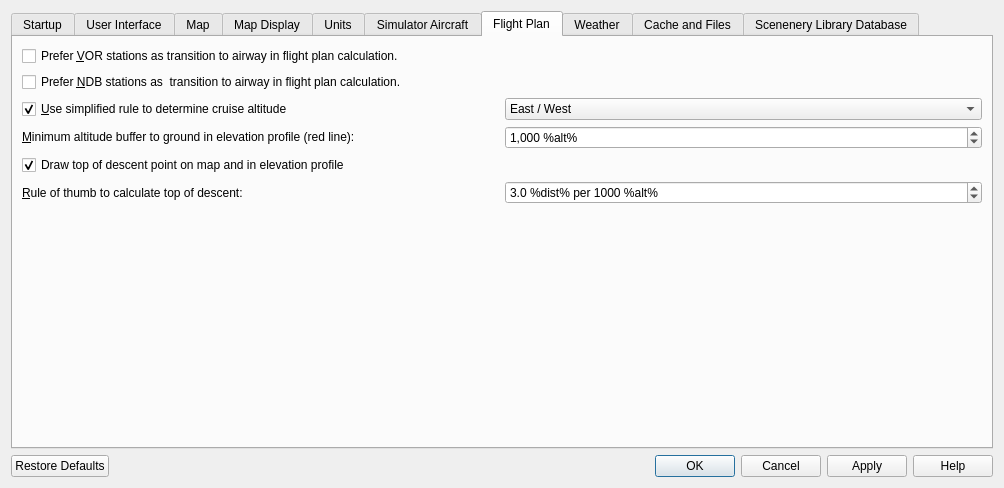
Before: the Qt Designer form src/options/options.ui in albar965/littlenavmap, drawn with Qt 5.
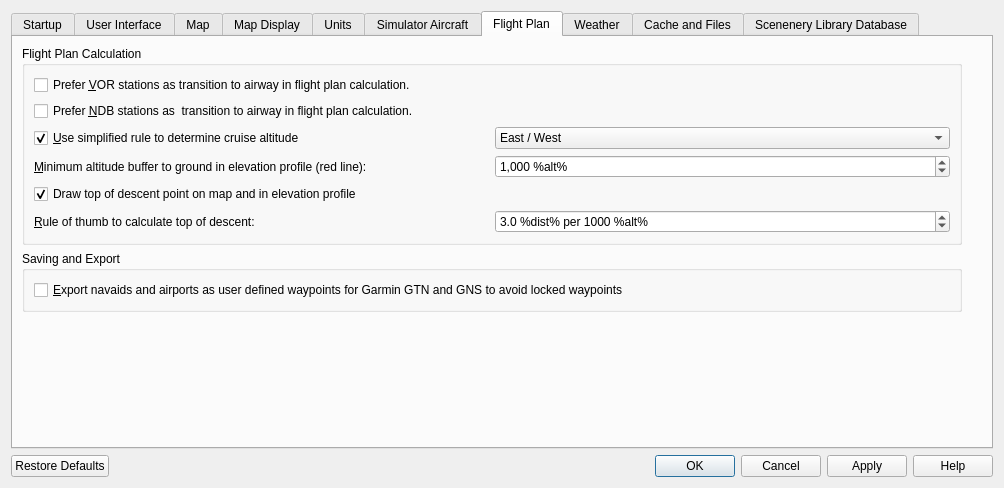
After: the same form once the commit is applied. The open tabs and pages were chosen to show the change.

Commit message: Added option to save Garmin flight plans with defined waypoints only to avoid locked waypoints on AIRAC cycle mismatch. Changed route description text field to monospaced font and changed wrapping for word to any.

Patch:
```diff
--- a/src/options/options.ui
+++ b/src/options/options.ui
@@ -1886,30 +1886,45 @@
        <string>Flight Plan</string>
       </attribute>
       <layout class="QGridLayout" name="gridLayout_5">
-       <item row="0" column="0">
-        <widget class="QCheckBox" name="checkBoxOptionsRoutePreferVor">
+       <item row="8" column="1">
+        <spacer name="verticalSpacer_3">
+         <property name="orientation">
+          <enum>Qt::Vertical</enum>
+         </property>
+         <property name="sizeHint" stdset="0">
+          <size>
+           <width>20</width>
+           <height>40</height>
+          </size>
+         </property>
+        </spacer>
+       </item>
+       <item row="7" column="0">
+        <widget class="QGroupBox" name="groupBox_5">
+         <property name="title">
+          <string>Saving and Export</string>
+         </property>
+         <layout class="QVBoxLayout" name="verticalLayout_6">
+          <item>
+           <widget class="QCheckBox" name="checkBoxOptionsRouteExportUserWpt">
          <property name="toolTip">
           <string>Prefer nearest VOR that is part of an airway instead of the nearest waypoint
 when transitioning from airport to airway.</string>
          </property>
          <property name="text">
-          <string>Prefer &amp;VOR stations as transition to airway in flight plan calculation. </string>
-         </property>
-         <property name="checked">
-          <bool>false</bool>
-         </property>
-        </widget>
-       </item>
-       <item row="3" column="0" alignment="Qt::AlignVCenter">
-        <widget class="QLabel" name="labelOptionsRouteGroundBuffer">
-         <property name="text">
-          <string>&amp;Minimum altitude buffer to ground in elevation profile (red line):</string>
-         </property>
-         <property name="buddy">
-          <cstring>spinBoxOptionsRouteGroundBuffer</cstring>
-         </property>
+             <string>&amp;Export navaids and airports as user defined waypoints for Garmin GTN and GNS to avoid locked waypoints</string>
+            </property>
+           </widget>
+          </item>
+         </layout>
         </widget>
        </item>
+       <item row="0" column="0">
+        <widget class="QGroupBox" name="groupBox_4">
+         <property name="title">
+          <string>Flight Plan Calculation</string>
+         </property>
+         <layout class="QGridLayout" name="gridLayout_18">
        <item row="4" column="0">
         <widget class="QCheckBox" name="checkBoxOptionsShowTod">
          <property name="toolTip">
@@ -1942,6 +1957,101 @@
          </property>
         </widget>
        </item>
+          <item row="2" column="1">
+           <widget class="QComboBox" name="comboBoxOptionsRouteAltitudeRuleType">
+            <property name="toolTip">
+             <string>East / West: Rounds up  cruise altitude to nearest odd thousand feet for eastward flight plans and nearest even thousand feet for westward flight plans.
+North / South: Rounds up  cruise altitude to nearest odd thousand feet for southward flight plans and nearest even thousand feet for northward flight plans.
+South / North: Same as North / South but reverses odd and even.</string>
+            </property>
+            <item>
+             <property name="text">
+              <string>East / West</string>
+             </property>
+            </item>
+            <item>
+             <property name="text">
+              <string>North / South (e.g. Italy, France and Portugal)</string>
+             </property>
+            </item>
+            <item>
+             <property name="text">
+              <string>South / North (e.g. New Zealand)</string>
+             </property>
+            </item>
+           </widget>
+          </item>
+          <item row="1" column="0">
+           <widget class="QCheckBox" name="checkBoxOptionsRoutePreferNdb">
+            <property name="toolTip">
+             <string>Prefer nearest NDB that is part of an airway instead the nearest waypoint
+when transitioning from airport to airway.</string>
+            </property>
+            <property name="text">
+             <string>Prefer &amp;NDB stations as  transition to airway in flight plan calculation.</string>
+            </property>
+            <property name="checked">
+             <bool>false</bool>
+            </property>
+           </widget>
+          </item>
+          <item row="3" column="0">
+           <widget class="QLabel" name="labelOptionsRouteGroundBuffer">
+            <property name="text">
+             <string>&amp;Minimum altitude buffer to ground in elevation profile (red line):</string>
+            </property>
+            <property name="buddy">
+             <cstring>spinBoxOptionsRouteGroundBuffer</cstring>
+            </property>
+           </widget>
+          </item>
+          <item row="3" column="1">
+           <widget class="QSpinBox" name="spinBoxOptionsRouteGroundBuffer">
+            <property name="toolTip">
+             <string>The red line value is always rounded up to the next 500 ft.
+Note that this value does not affect flight plan calculation or saving of flight plans.</string>
+            </property>
+            <property name="showGroupSeparator" stdset="0">
+             <bool>true</bool>
+            </property>
+            <property name="suffix">
+             <string> %alt%</string>
+            </property>
+            <property name="maximum">
+             <number>10000</number>
+            </property>
+            <property name="singleStep">
+             <number>100</number>
+            </property>
+            <property name="value">
+             <number>1000</number>
+            </property>
+           </widget>
+          </item>
+          <item row="0" column="0">
+           <widget class="QCheckBox" name="checkBoxOptionsRoutePreferVor">
+            <property name="toolTip">
+             <string>Prefer nearest VOR that is part of an airway instead of the nearest waypoint
+when transitioning from airport to airway.</string>
+            </property>
+            <property name="text">
+             <string>Prefer &amp;VOR stations as transition to airway in flight plan calculation. </string>
+            </property>
+            <property name="checked">
+             <bool>false</bool>
+            </property>
+           </widget>
+          </item>
+          <item row="5" column="0">
+           <widget class="QLabel" name="labelOptionsRouteTodRule">
+            <property name="text">
+             <string>&amp;Rule of thumb to calculate top of descent:</string>
+            </property>
+            <property name="buddy">
+             <cstring>doubleSpinBoxOptionsRouteTodRule</cstring>
+            </property>
+           </widget>
+          </item>
        <item row="5" column="1">
         <widget class="QDoubleSpinBox" name="doubleSpinBoxOptionsRouteTodRule">
          <property name="toolTip">
@@ -1970,88 +2080,7 @@
          </property>
         </widget>
        </item>
-       <item row="5" column="0">
-        <widget class="QLabel" name="labelOptionsRouteTodRule">
-         <property name="text">
-          <string>&amp;Rule of thumb to calculate top of descent:</string>
-         </property>
-         <property name="buddy">
-          <cstring>doubleSpinBoxOptionsRouteTodRule</cstring>
-         </property>
-        </widget>
-       </item>
-       <item row="3" column="1" alignment="Qt::AlignVCenter">
-        <widget class="QSpinBox" name="spinBoxOptionsRouteGroundBuffer">
-         <property name="toolTip">
-          <string>The red line value is always rounded up to the next 500 ft.
-Note that this value does not affect flight plan calculation or saving of flight plans.</string>
-         </property>
-         <property name="showGroupSeparator" stdset="0">
-          <bool>true</bool>
-         </property>
-         <property name="suffix">
-          <string> %alt%</string>
-         </property>
-         <property name="maximum">
-          <number>10000</number>
-         </property>
-         <property name="singleStep">
-          <number>100</number>
-         </property>
-         <property name="value">
-          <number>1000</number>
-         </property>
-        </widget>
-       </item>
-       <item row="1" column="0">
-        <widget class="QCheckBox" name="checkBoxOptionsRoutePreferNdb">
-         <property name="toolTip">
-          <string>Prefer nearest NDB that is part of an airway instead the nearest waypoint
-when transitioning from airport to airway.</string>
-         </property>
-         <property name="text">
-          <string>Prefer &amp;NDB stations as  transition to airway in flight plan calculation.</string>
-         </property>
-         <property name="checked">
-          <bool>false</bool>
-         </property>
-        </widget>
-       </item>
-       <item row="6" column="1">
-        <spacer name="verticalSpacer_3">
-         <property name="orientation">
-          <enum>Qt::Vertical</enum>
-         </property>
-         <property name="sizeHint" stdset="0">
-          <size>
-           <width>20</width>
-           <height>40</height>
-          </size>
-         </property>
-        </spacer>
-       </item>
-       <item row="2" column="1">
-        <widget class="QComboBox" name="comboBoxOptionsRouteAltitudeRuleType">
-         <property name="toolTip">
-          <string>East / West: Rounds up  cruise altitude to nearest odd thousand feet for eastward flight plans and nearest even thousand feet for westward flight plans.
-North / South: Rounds up  cruise altitude to nearest odd thousand feet for southward flight plans and nearest even thousand feet for northward flight plans.
-South / North: Same as North / South but reverses odd and even.</string>
-         </property>
-         <item>
-          <property name="text">
-           <string>East / West</string>
-          </property>
-         </item>
-         <item>
-          <property name="text">
-           <string>North / South (e.g. Italy, France and Portugal)</string>
-          </property>
-         </item>
-         <item>
-          <property name="text">
-           <string>South / North (e.g. New Zealand)</string>
-          </property>
-         </item>
+         </layout>
         </widget>
        </item>
       </layout>
```
Left out of the diff: 11 changed lines with no effect on the pictures. Lines whose indentation alone changed are shown as unchanged. The commit also changes 7 other files.
